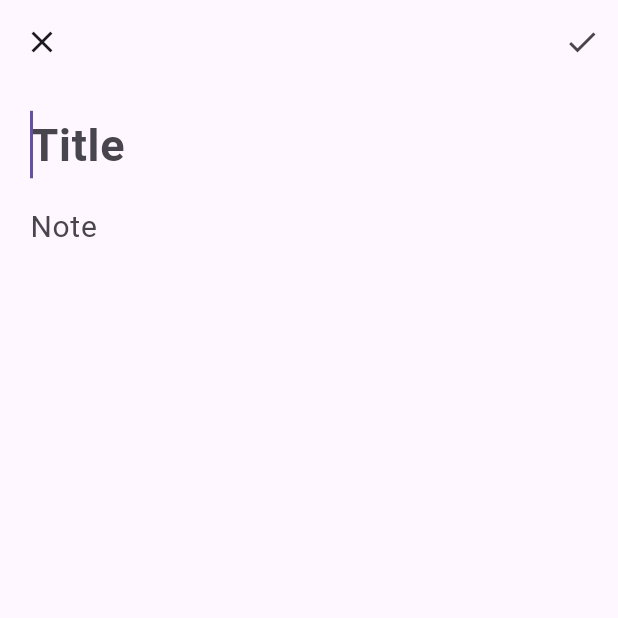
After one commit to anasmufti97/bloc-pattern, a Flutter app: the screen it shows after launch, after a tap on the "add" icon, on a phone screen of 412 x 824 dp, the top half of it. The commit adds this screen. Run offline on Flutter 3.47's test engine with Material 3 defaults, Android fonts, the phone set to English and light mode, and no system bars; our stand-ins replace bloc, equatable, flutter_bloc, image_picker; network calls fail.

Commit message:
own Apis added in the app

```diff
--- /dev/null
+++ b/lib/apisHandling/api_services.dart
@@ -0,0 +1,141 @@
+// import 'package:flutter/foundation.dart';
+// import 'package:http/http.dart' as http;
+// import 'dart:convert';
+// import '../../Utils/utils.dart';
+//
+// class ApiServices {
+//   /// Post Api Service
+//   // static Future<String?> postMethod({required String url, Map<String, dynamic>? body}) async {
+//   //   try {
+//   //     final headers = {
+//   //       'Content-Type': 'application/json',
+//   //       if (authProvider.getToken() != null) 'Authorization': 'Bearer ${authProvider.getToken()}'
+//   //     };
+//   //     final request = http.Request('POST', Uri.parse(url));
+//   //     if (body != null) {
+//   //       request.body = json.encode(body);
+//   //     }
+//   //     request.headers.addAll(headers);
+//   //     http.StreamedResponse response = await request.send();
+//   //
+//   //     final result = await response.stream.bytesToString();
+//   //     if (response.statusCode == 401) {
+//   //       return null;
+//   //     }
+//   //
+//   //     if (response.statusCode == 200 || response.statusCode == 201) {
+//   //       return result;
+//   //     } else {
+//   //       try {
+//   //         final message = json.decode(result)['message'];
+//   //         return null;
+//   //       } on Exception catch (e) {
+//   //         return null;
+//   //       }
+//   //     }
+//   //   } on Exception catch (e) {
+//   //     return null;
+//   //   }
+//   // }
+//
+//   /// GET Api Service
+//   static Future<String?> getMethod(String url) async {
+//     try {
+//       final headers = {
+//         'Content-Type': 'application/json',
+//         if (authProvider.getToken() != null) 'Authorization': 'Bearer ${authProvider.getToken()}'
+//       };
+//       final request = http.Request('GET', Uri.parse(url));
+//       request.headers.addAll(headers);
+//       http.StreamedResponse response = await request.send();
+//
+//       final result = await response.stream.bytesToString();
+//       if (response.statusCode == 401) {
+//         // authProvider.logoutUser();
+//         return null;
+//       }
+//       if (response.statusCode == 200 || response.statusCode == 201) {
+//         return result;
+//       }
+//
+//       final jd=json.decode(result);
+//       return null;
+//     } on Exception catch (e) {
+//       return null;
+//     }
+//   }
+//
+//   /// Post multipart
+//
+//   static Future<String?> multipartPostMethod({
+//     required String url,
+//     required Map<String, String> fields,
+//   }) async {
+//     try {
+//       final headers = {
+//         'Content-Type': 'application/json',
+//         if (authProvider.getToken() != null) 'Authorization': 'Bearer ${authProvider.getToken()}'
+//       };
+//
+//       final request = http.MultipartRequest('POST', Uri.parse(url));
+//       request.fields.addAll(fields);
+//       request.headers.addAll(headers);
+//
+//       http.StreamedResponse response = await request.send();
+//
+//       if (response.statusCode == 200) {
+//         final result = await response.stream.bytesToString();
+//         return result;
+//       } else {
+//         final result = await response.stream.bytesToString();
+//         final message = json.decode(result)['message'];
+//         return null;
+//       }
+//     } on Exception catch (e) {
+//       // Handle exceptions
+//       if (kDebugMode) print(e.toString());
+//       return null;
+//     }
+//   }
+// }
+
+
+import 'dart:convert';
+import 'dart:developer';
+
+import 'package:block_pattern_flutter_app/apisHandling/model.dart';
+import 'package:http/http.dart' as http;
+
+class ApiService {
+
+  static final String _baseUrl = "https://413c-182-185-158-96.ngrok-free.app";
+
+  static Future<void> addNote(Note note) async {
+    Uri requestUri = Uri.parse("$_baseUrl/addNote");
+    var response = await http.post(requestUri, body: note.toMap());
+    var decoded = jsonDecode(response.body);
+    log(decoded.toString());
+  }
+
+  static Future<void> deleteNote(Note note) async {
+    Uri requestUri = Uri.parse("$_baseUrl/delete");
+    var response = await http.post(requestUri, body: note.toMap());
+    var decoded = jsonDecode(response.body);
+    log(decoded.toString());
+  }
+
+  static Future<List<Note>> fetchNotes() async {
+    Uri requestUri = Uri.parse("$_baseUrl/read");
+    var response = await http.get(requestUri);
+    var decoded = jsonDecode(response.body);
+
+    List<Note> notes = [];
+    for(var noteMap in decoded) {
+      Note newNote = Note.fromMap(noteMap);
+      notes.add(newNote);
+    }
+
+    return notes;
+  }
+
+}
--- /dev/null
+++ b/lib/apisHandling/model.dart
@@ -0,0 +1,29 @@
+class Note {
+  String? id;
+  String? userid;
+  String? title;
+  String? content;
+  DateTime? dateadded;
+
+  Note({ this.id, this.userid, this.title, this.content, this.dateadded });
+
+  factory Note.fromMap(Map<String, dynamic> map) {
+    return Note(
+      id: map["id"],
+      userid: map["userid"],
+      title: map["title"],
+      content: map["content"],
+      dateadded: DateTime.tryParse(map["dateadded"]),
+    );
+  }
+
+  Map<String, dynamic> toMap() {
+    return {
+      "id": id,
+      "userid": userid,
+      "title": title,
+      "content": content,
+      "dateadded": dateadded!.toIso8601String()
+    };
+  }
+}
--- /dev/null
+++ b/lib/apisHandling/noteProvider.dart
@@ -0,0 +1,52 @@
+import 'package:block_pattern_flutter_app/apisHandling/api_services.dart';
+import 'package:block_pattern_flutter_app/apisHandling/model.dart';
+import 'package:flutter/cupertino.dart';
+
+class NotesProvider with ChangeNotifier {
+
+  bool isLoading = true;
+  List<Note> notes = [];
+
+  NotesProvider() {
+    fetchNotes();
+  }
+
+  List<Note> getFilteredNotes(String searchQuery) {
+    return notes.where((element) => element.title!.toLowerCase().contains(searchQuery.toLowerCase()) || element.content!.toLowerCase().contains(searchQuery.toLowerCase())).toList();
+  }
+
+  void sortNotes() {
+    notes.sort((a, b) => b.dateadded!.compareTo(a.dateadded!));
+  }
+
+  void addNote(Note note) {
+    notes.add(note);
+    sortNotes();
+    notifyListeners();
+    ApiService.addNote(note);
+  }
+
+  void updateNote(Note note) {
+    int indexOfNote = notes.indexOf(notes.firstWhere((element) => element.id == note.id));
+    notes[indexOfNote] = note;
+    sortNotes();
+    notifyListeners();
+    ApiService.addNote(note);
+  }
+
+  void deleteNote(Note note) {
+    int indexOfNote = notes.indexOf(notes.firstWhere((element) => element.id == note.id));
+    notes.removeAt(indexOfNote);
+    sortNotes();
+    notifyListeners();
+    ApiService.deleteNote(note);
+  }
+
+  void fetchNotes() async {
+    notes = await ApiService.fetchNotes();
+    sortNotes();
+    isLoading = false;
+    notifyListeners();
+  }
+
+}
--- /dev/null
+++ b/lib/apisHandling/view/addNewNote.dart
@@ -0,0 +1,122 @@
+import 'package:block_pattern_flutter_app/apisHandling/model.dart';
+import 'package:block_pattern_flutter_app/apisHandling/noteProvider.dart';
+import 'package:flutter/material.dart';
+import 'package:provider/provider.dart';
+import 'package:uuid/uuid.dart';
+
+class AddNewNotePage extends StatefulWidget {
+  final bool isUpdate;
+  final Note? note;
+  const AddNewNotePage({ Key? key, required this.isUpdate, this.note }) : super(key: key);
+
+  @override
+  _AddNewNotePageState createState() => _AddNewNotePageState();
+}
+
+class _AddNewNotePageState extends State<AddNewNotePage> {
+
+  TextEditingController titleController = TextEditingController();
+  TextEditingController contentController = TextEditingController();
+
+  FocusNode noteFocus = FocusNode();
+
+  void addNewNote() {
+
+    Note newNote = Note(
+        id: const Uuid().v1(),
+        userid: "anasfromApp",
+        title: titleController.text,
+        content: contentController.text,
+        dateadded: DateTime.now()
+    );
+    Provider.of<NotesProvider>(context, listen: false).addNote(newNote);
+    Navigator.pop(context);
+  }
+
+  void updateNote() {
+    widget.note!.title = titleController.text;
+    widget.note!.content = contentController.text;
+    widget.note!.dateadded = DateTime.now();
+    Provider.of<NotesProvider>(context, listen: false).updateNote(widget.note!);
+    Navigator.pop(context);
+  }
+
+  @override
+  void initState() {
+    super.initState();
+
+    if(widget.isUpdate) {
+      titleController.text = widget.note!.title!;
+      contentController.text = widget.note!.content!;
+    }
+  }
+
+  @override
+  Widget build(BuildContext context) {
+    return Scaffold(
+      appBar: AppBar(
+        actions: [
+
+          IconButton(
+            onPressed: () {
+              if(widget.isUpdate) {
+                updateNote();
+              }
+              else {
+                addNewNote();
+              }
+            },
+            icon: const Icon(Icons.check),
+          ),
+
+        ],
+      ),
+      body: SafeArea(
+        child: Padding(
+          padding: const EdgeInsets.symmetric(
+              horizontal: 20,
+              vertical: 10
+          ),
+          child: Column(
+            children: [
+
+              TextField(
+                controller: titleController,
+                autofocus: (widget.isUpdate == true) ? false : true,
+                onSubmitted: (val) {
+                  if(val != "") {
+                    noteFocus.requestFocus();
+                  }
+                },
+                style: const TextStyle(
+                    fontSize: 30,
+                    fontWeight: FontWeight.bold
+                ),
+                decoration: const InputDecoration(
+                    hintText: "Title",
+                    border: InputBorder.none
+                ),
+              ),
+
+              Expanded(
+                child: TextField(
+                  controller: contentController,
+                  focusNode: noteFocus,
+                  maxLines: null,
+                  style: const TextStyle(
+                      fontSize: 20
+                  ),
+                  decoration: const InputDecoration(
+                      hintText: "Note",
+                      border: InputBorder.none
+                  ),
+                ),
+              ),
+
+            ],
+          ),
+        ),
+      ),
+    );
+  }
+}
--- /dev/null
+++ b/lib/apisHandling/view/homePage.dart
@@ -0,0 +1,118 @@
+import 'package:block_pattern_flutter_app/apisHandling/model.dart';
+import 'package:block_pattern_flutter_app/apisHandling/noteProvider.dart';
+import 'package:block_pattern_flutter_app/apisHandling/view/addNewNote.dart';
+import 'package:flutter/cupertino.dart';
+import 'package:flutter/material.dart';
+import 'package:provider/provider.dart';
+
+class HomePage extends StatefulWidget {
+  const HomePage({ super.key });
+
+  @override
+  _HomePageState createState() => _HomePageState();
+}
+
+class _HomePageState extends State<HomePage> {
+
+  String searchQuery = "";
+
+  @override
+  Widget build(BuildContext context) {
+    NotesProvider notesProvider = Provider.of<NotesProvider>(context);
+
+    return Scaffold(
+      appBar: AppBar(
+        title: const Text("Notes App"),
+        centerTitle: true,
+      ),
+      body: (notesProvider.isLoading == false) ? SafeArea(
+        child: (notesProvider.notes.length > 0) ? ListView(
+          children: [
+
+            Padding(
+              padding: const EdgeInsets.all(8.0),
+              child: TextField(
+                onChanged: (val) {
+                  setState(() {
+                    searchQuery = val;
+                  });
+                },
+                decoration: InputDecoration(
+                    hintText: "Search"
+                ),
+              ),
+            ),
+
+            (notesProvider.getFilteredNotes(searchQuery).length > 0) ? GridView.builder(
+              physics: NeverScrollableScrollPhysics(),
+              shrinkWrap: true,
+              gridDelegate: const SliverGridDelegateWithFixedCrossAxisCount(
+                  crossAxisCount: 2
+              ),
+              itemCount: notesProvider.getFilteredNotes(searchQuery).length,
+              itemBuilder: (context, index) {
+
+                Note currentNote = notesProvider.getFilteredNotes(searchQuery)[index];
+
+                return GestureDetector(
+                  onTap: () {
+                    // Update
+                    Navigator.push(
+                      context,
+                      CupertinoPageRoute(
+                          builder: (context) => AddNewNotePage(isUpdate: true, note: currentNote,)
+                      ),
+                    );
+                  },
+                  onLongPress: () {
+                    // Delete
+                    notesProvider.deleteNote(currentNote);
+                  },
+                  child: Container(
+                    margin: const EdgeInsets.all(5),
+                    padding: const EdgeInsets.all(10),
+                    decoration: BoxDecoration(
+                      borderRadius: BorderRadius.circular(10),
+                      border: Border.all(
+                          color: Colors.grey,
+                          width: 2
+                      ),
+                    ),
+                    child: Column(
+                      crossAxisAlignment: CrossAxisAlignment.start,
+                      children: [
+                        Text(currentNote.title!, style: const TextStyle(fontWeight: FontWeight.bold, fontSize: 20), maxLines: 1, overflow: TextOverflow.ellipsis,),
+                        const SizedBox(height: 7,),
+                        Text(currentNote.content!, style: TextStyle( fontSize: 18, color: Colors.grey[700] ), maxLines: 5, overflow: TextOverflow.ellipsis,),
+                      ],
+                    ),
+                  ),
+                );
+
+              },
+            ) : Padding(
+              padding: EdgeInsets.all(20),
+              child: Text("No notes found!", textAlign: TextAlign.center,),
+            ),
+          ],
+        ) : Center(
+          child: Text("No notes yet"),
+        ),
+      ) : Center(
+        child: CircularProgressIndicator(),
+      ),
+      floatingActionButton: FloatingActionButton(
+        onPressed: () {
+          Navigator.push(
+            context,
+            CupertinoPageRoute(
+                fullscreenDialog: true,
+                builder: (context) => const AddNewNotePage(isUpdate: false,)
+            ),
+          );
+        },
+        child: const Icon(Icons.add),
+      ),
+    );
+  }
+}
--- a/lib/main.dart
+++ b/lib/main.dart
@@ -1,5 +1,7 @@
 import 'package:block_pattern_flutter_app/ToDoList/to_do_list_bloc.dart';
 import 'package:block_pattern_flutter_app/ToDoList/to_do_list_screen.dart';
+import 'package:block_pattern_flutter_app/apisHandling/noteProvider.dart';
+import 'package:block_pattern_flutter_app/apisHandling/view/homePage.dart';
 import 'package:block_pattern_flutter_app/imagePicker/imagePicker_bloc.dart';
 import 'package:block_pattern_flutter_app/imagePicker/imagePicker_screen.dart';
 import 'package:block_pattern_flutter_app/switch/switch_bloc.dart';
@@ -7,6 +9,7 @@ import 'package:block_pattern_flutter_app/switch/switch_screen.dart';
 import 'package:block_pattern_flutter_app/utils/utils.dart';
 import 'package:flutter/material.dart';
 import 'package:flutter_bloc/flutter_bloc.dart';
+import 'package:provider/provider.dart';
 import 'counter/counter_bloc.dart';
 
 void main() {
@@ -16,21 +19,28 @@ void main() {
 class MyApp extends StatelessWidget {
   @override
   Widget build(BuildContext context) {
-    return MultiBlocProvider(
+    return MultiProvider(
       providers: [
-        BlocProvider<ImagePickerBloc>(
-            create: (context) => ImagePickerBloc(ImagePickerUtils())),
-        BlocProvider<SwitchBlock>(create: (context) => SwitchBlock()),
-        BlocProvider<ToDoBloc>(create: (context) => ToDoBloc()),
-        BlocProvider<CounterBloc>(create: (context) => CounterBloc()),
-        // BlocProvider<CounterBloc>(create: (context) => CounterBloc()), // Adding CounterBloc
+        ChangeNotifierProvider(
+          create: (context) => NotesProvider(),
+        ),
       ],
+      // MultiBlocProvider(
+      // providers: [
+      //   BlocProvider<ImagePickerBloc>(
+      //       create: (context) => ImagePickerBloc(ImagePickerUtils())),
+      //   BlocProvider<SwitchBlock>(create: (context) => SwitchBlock()),
+      //   BlocProvider<ToDoBloc>(create: (context) => ToDoBloc()),
+      //   BlocProvider<CounterBloc>(create: (context) => CounterBloc()),
+      //   BlocProvider<CounterBloc>(create: (context) => CounterBloc()), // Adding CounterBloc
+      // ],
 
 
 
       child: MaterialApp(
         debugShowCheckedModeBanner: false,
-        home: ToDoScreen(),
+        home: HomePage(),
+        // home: ToDoScreen(),
         // home: SwitchWidget(),
         // home: CounterScreen(),
       ),
--- a/pubspec.yaml
+++ b/pubspec.yaml
@@ -39,6 +39,8 @@ dependencies:
   uuid: ^4.2.1
   bloc:
   image_picker: ^1.1.2
+  provider: ^6.0.1
+
 
 
 dev_dependencies:
```
Also changed, not shown: lib/switch/switch_state.dart (+0 -7 lines), pubspec.lock.
